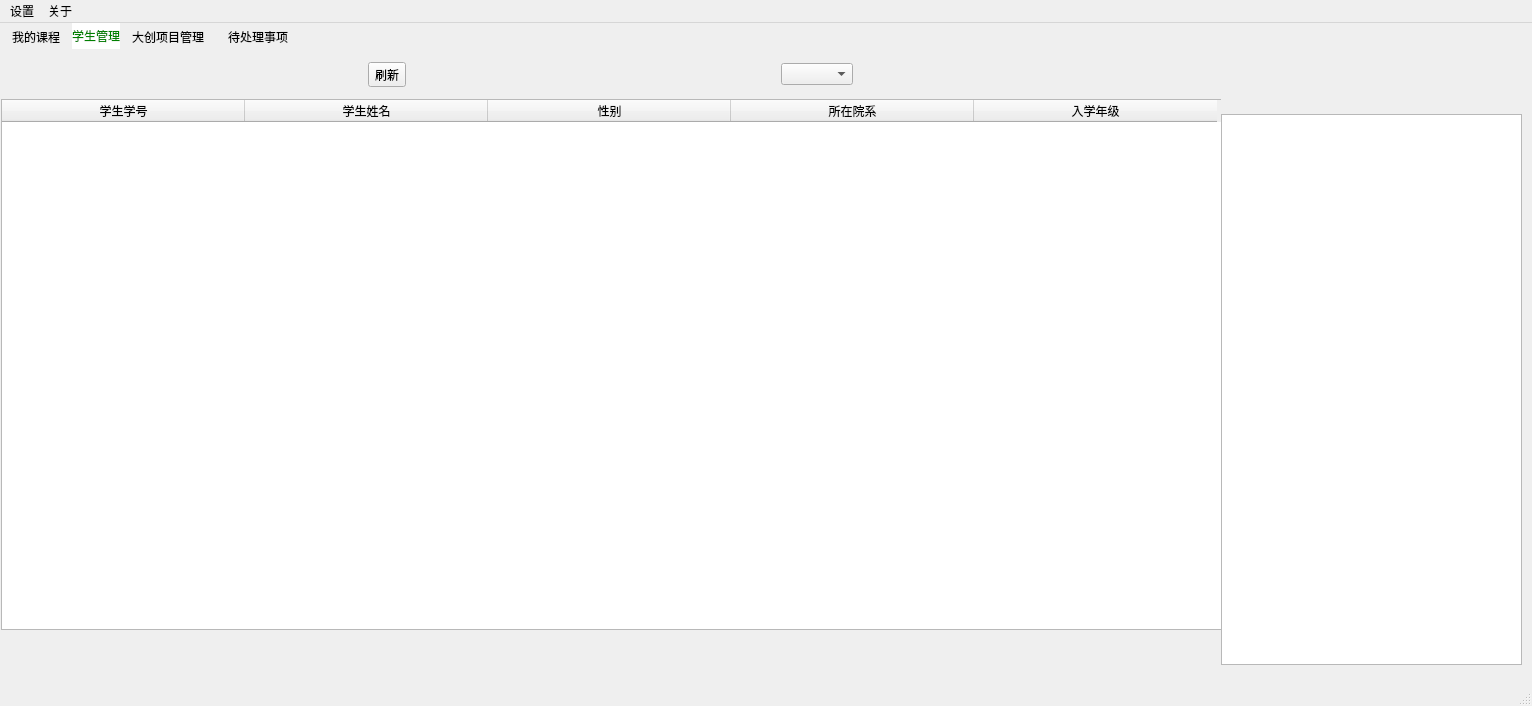
The window that teacherwindow.ui (shiyu-coder/Student-information-management-system) describes before a commit, drawn with Qt 5.
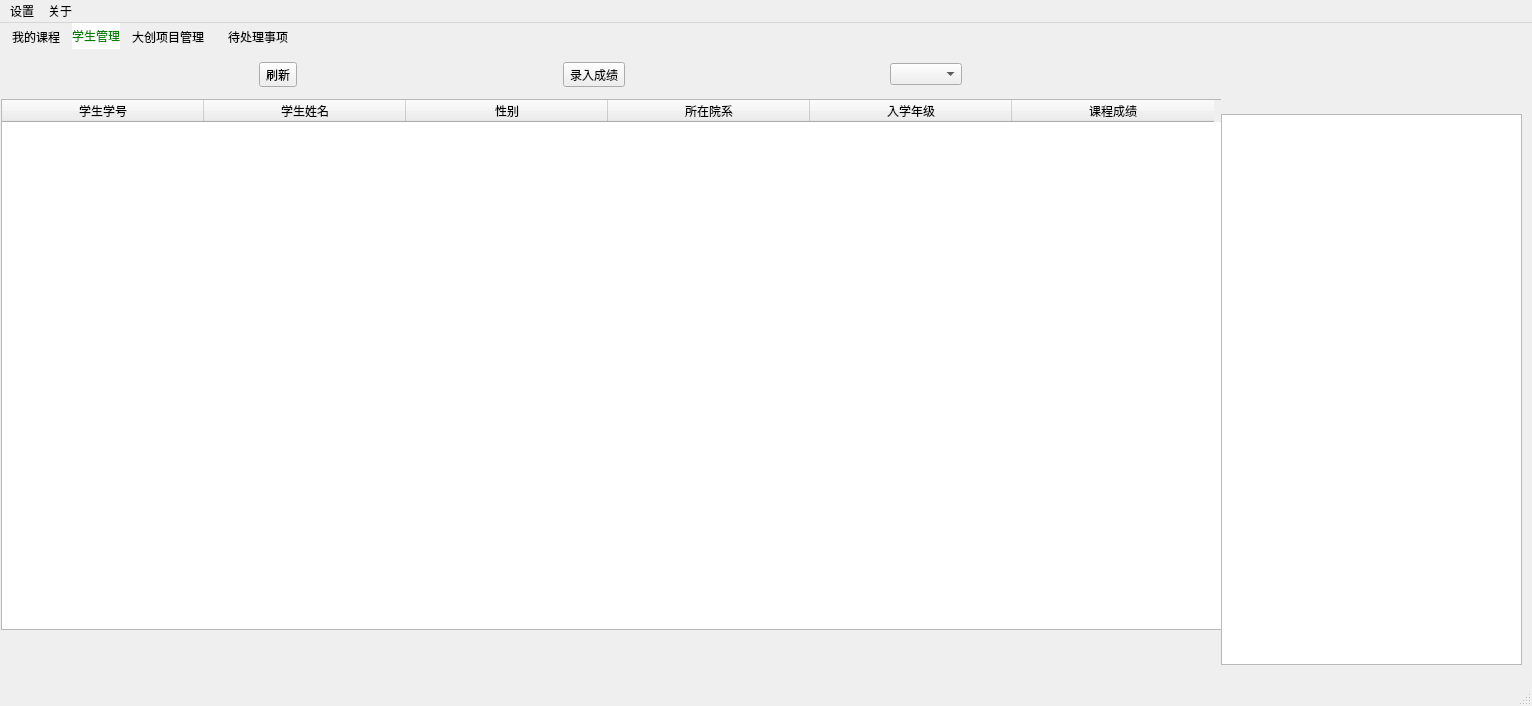
The same window after the commit. The open tabs and pages were chosen to show the change. Icons and pictures are not drawn.

Commit message: 实现修改成绩功能

What changed in the file:
```diff
--- a/teacherwindow.ui
+++ b/teacherwindow.ui
@@ -186,7 +186,7 @@
        </rect>
       </property>
       <attribute name="horizontalHeaderDefaultSectionSize">
-       <number>243</number>
+       <number>202</number>
       </attribute>
       <column>
        <property name="text">
@@ -213,6 +213,11 @@
         <string>入学年级</string>
        </property>
       </column>
+      <column>
+       <property name="text">
+        <string>课程成绩</string>
+       </property>
+      </column>
      </widget>
      <widget class="QWidget" name="widget_3" native="true">
       <property name="geometry">
@@ -248,6 +253,30 @@
          </property>
         </widget>
        </item>
+       <item>
+        <spacer name="horizontalSpacer_4">
+         <property name="orientation">
+          <enum>Qt::Horizontal</enum>
+         </property>
+         <property name="sizeHint" stdset="0">
+          <size>
+           <width>40</width>
+           <height>20</height>
+          </size>
+         </property>
+        </spacer>
+       </item>
+       <item>
+        <widget class="QToolButton" name="toolButton">
+         <property name="styleSheet">
+          <string notr="true">background-color: rgba(255, 255, 255, 0);border:2px solid white;border-radius:10px;
+hover{ background-color: rgba(255, 255, 255, 150);border:2px solid white;border-radius:10px;background-color: rgba(255, 255, 255, 150);border:2px solid white;border-radius:10px;}</string>
+         </property>
+         <property name="text">
+          <string>录入成绩</string>
+         </property>
+        </widget>
+       </item>
        <item>
         <spacer name="horizontalSpacer">
          <property name="orientation">
```
The commit also changes 11 other files.
